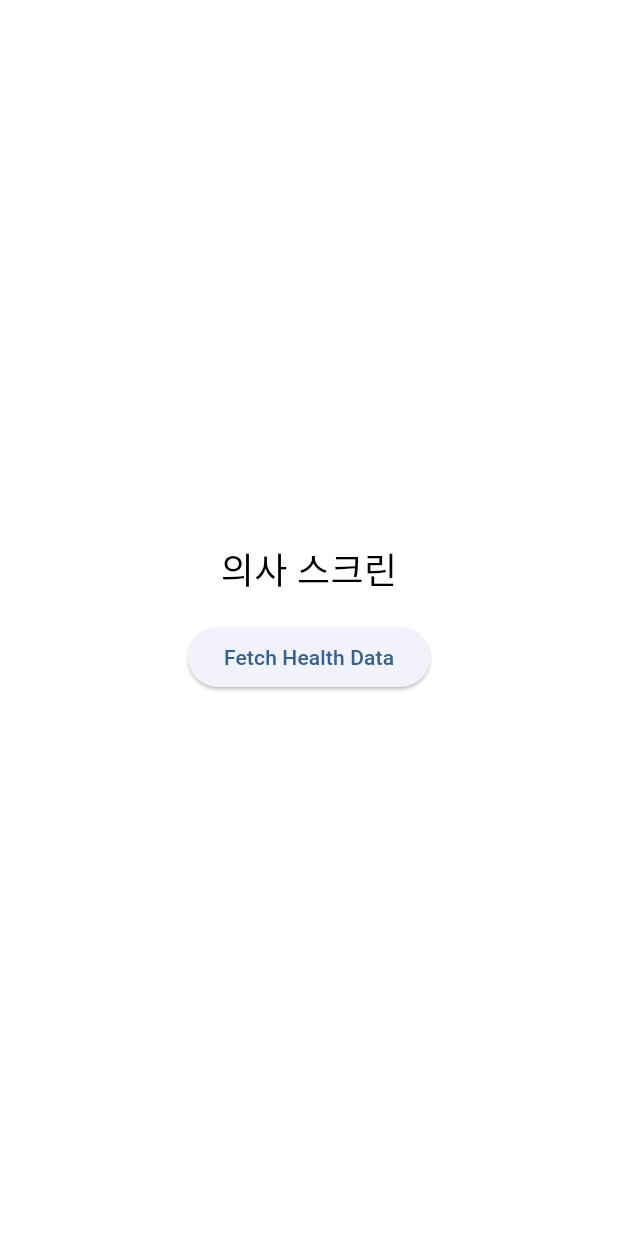
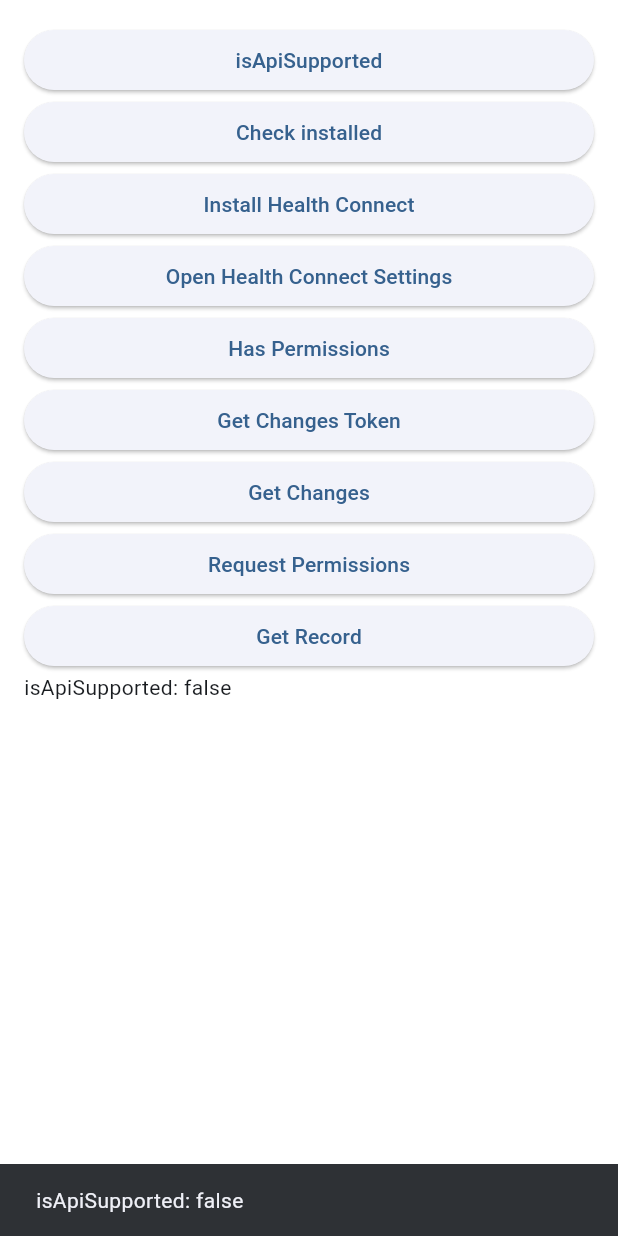
Before and after one commit to sillonjeu/Protector_App, a Flutter app: the screen it shows after launch, after a tap on "Connect to Wear OS", on a phone screen of 412 x 824 dp. Run offline on Flutter 3.47's test engine with Material 3 defaults, Android fonts, the phone set to English and light mode, and no system bars; our stand-ins replace flutter_dotenv, flutter_native_splash, flutter_svg, get; missing offline and left inert: flutter_health_connect, flutter_wear_os_connectivity; Roboto replaces fonts that are missing (Pretendard).

Commit message:
feat: WearOS 연동은 완료

```diff
--- a/lib/main.dart
+++ b/lib/main.dart
@@ -1,7 +1,5 @@
 import 'package:flutter/material.dart';
 import 'package:flutter_dotenv/flutter_dotenv.dart';
-import 'package:get/get.dart';
-import 'package:get/get_core/src/get_main.dart';
 import 'package:intl/date_symbol_data_local.dart';
 import 'main_app.dart';
 
--- a/lib/viewModels/home/wear_os_connectivity_viewmodel.dart
+++ b/lib/viewModels/home/wear_os_connectivity_viewmodel.dart
@@ -12,7 +12,10 @@ class WearOsConnectivityViewModel extends GetxController {
     super.onInit();
     initializeService();
     fetchConnectedDevices();
+
   }
+
+
 
   void initializeService() async {
     await _service.initialize();
--- a/lib/views/doctor/doctor_screen.dart
+++ b/lib/views/doctor/doctor_screen.dart
@@ -14,7 +14,7 @@ class DoctorScreen extends BaseScreen<DoctorViewModel> {
             children: <Widget>[
               Container(
                 color: Colors.white,
-                child: Center(
+                child: const Center(
                   child: Text('의사 스크린', style: TextStyle(color: Colors.black, fontSize: 24)),
                 ),
               ),
--- a/lib/views/home/home_screen.dart
+++ b/lib/views/home/home_screen.dart
@@ -1,6 +1,5 @@
 import 'package:flutter/material.dart';
 import 'package:get/get.dart';
-import 'package:get/get_core/src/get_main.dart';
 import 'package:hanieum/views/home/wear_os_connectivity_screen.dart';
 import '../../models/home_model.dart';
 import '../../utilities/font_system.dart';
@@ -15,7 +14,7 @@ class HomeScreen extends BaseScreen<HomeViewModel> {
     final HomeViewModel viewModel = Get.find<HomeViewModel>();
 
     return Container(
-      decoration: BoxDecoration(
+      decoration: const BoxDecoration(
         gradient: LinearGradient(
           begin: Alignment.topCenter,
           end: Alignment.bottomCenter,
@@ -65,7 +64,7 @@ class HomeScreen extends BaseScreen<HomeViewModel> {
     return Container(
       width: screenWidth - 40,
       decoration: BoxDecoration(
-        gradient: LinearGradient(
+        gradient: const LinearGradient(
           begin: Alignment.topLeft,
           end: Alignment.bottomCenter,
           colors: [
@@ -98,7 +97,7 @@ class HomeScreen extends BaseScreen<HomeViewModel> {
             width: screenWidth - 80,
             padding: const EdgeInsets.symmetric(horizontal: 20, vertical: 10),
             decoration: BoxDecoration(
-              color: Color(0x1AFFFFFF), // 10% 투명도의 흰색
+              color: const Color(0x1AFFFFFF), // 10% 투명도의 흰색
               borderRadius: BorderRadius.circular(16),
             ),
             child: Center( // 텍스트를 컨테이너 내 중앙에 정렬
@@ -124,7 +123,7 @@ class HomeScreen extends BaseScreen<HomeViewModel> {
         borderRadius: BorderRadius.circular(16), // 모서리 둥글게
       ),
       child: ShaderMask(
-        shaderCallback: (bounds) => LinearGradient(
+        shaderCallback: (bounds) => const LinearGradient(
           begin: Alignment.topLeft,
           end: Alignment.bottomCenter,
           colors: [Color(0xFFA295FF), Color(0xFF1C336E)], // 그라데이션 색상
@@ -139,7 +138,7 @@ class HomeScreen extends BaseScreen<HomeViewModel> {
   }
 
   Widget _buildHorizontalListView(BuildContext context, List<DrugDose> drugDoseList) {
-    return Container(
+    return SizedBox(
       height: 200, // 수평 스크롤 뷰의 적절한 높이 설정, 카드와 패딩을 고려하여 조정
       child: PageView.builder(
         controller: PageController(viewportFraction: 0.95), // viewportFraction은 한 번에 보이는 페이지의 비율입니다.
@@ -155,12 +154,12 @@ class HomeScreen extends BaseScreen<HomeViewModel> {
   Widget _buildReminderCard(BuildContext context, DrugDose drugDose) {
     return Container(
       width: MediaQuery.of(context).size.width - 40, // 너비 설정
-      margin: EdgeInsets.symmetric(horizontal: 20, vertical: 10),
+      margin: const EdgeInsets.symmetric(horizontal: 20, vertical: 10),
       decoration: BoxDecoration(
         borderRadius: BorderRadius.circular(16),
         color: Colors.white,
       ),
-      padding: EdgeInsets.all(16),
+      padding: const EdgeInsets.all(16),
       child: Column(
         crossAxisAlignment: CrossAxisAlignment.start,
         children: [
@@ -173,10 +172,10 @@ class HomeScreen extends BaseScreen<HomeViewModel> {
               Image.asset('assets/icons/medicine.png', width: 20, height: 20),
             ],
           ),
-          SizedBox(height: 8),
+          const SizedBox(height: 8),
           Center( // 중앙 정렬을 위해 Center 위젯 사용
             child: ShaderMask(
-              shaderCallback: (bounds) => LinearGradient(
+              shaderCallback: (bounds) => const LinearGradient(
                 colors: [Color(0xFFA295FF), Color(0xFF1C336E)],
                 begin: Alignment.topLeft,
                 end: Alignment.bottomRight,
@@ -206,12 +205,12 @@ class HomeScreen extends BaseScreen<HomeViewModel> {
                     ),
                     Text(
                       drugDose.alarm ? ' 알람 활성' : ' 알람 비활성', // 상태에 따라 텍스트 변경
-                      style: FontSystem.KR15B.copyWith(color: drugDose.alarm ? Colors.green : Color(0xFF949BA7)),
+                      style: FontSystem.KR15B.copyWith(color: drugDose.alarm ? Colors.green : const Color(0xFF949BA7)),
                     ),
                   ],
                 ),
               ),
-              Text('처방 시간: ${drugDose.durationDay}일 전', style: FontSystem.KR15R.copyWith(color: Color(0xFF949BA7))),
+              Text('처방 시간: ${drugDose.durationDay}일 전', style: FontSystem.KR15R.copyWith(color: const Color(0xFF949BA7))),
             ],
           )
         ],
@@ -225,7 +224,7 @@ class HomeScreen extends BaseScreen<HomeViewModel> {
         // GetX의 네비게이션 기능을 사용하여 WearOsConnectivityScreen으로 이동
         Get.to(() => WearOsConnectivityScreen());
       },
-      child: Text('Connect to Wear OS'),
+      child: const Text('Connect to Wear OS'),
     );
   }
 
--- a/lib/views/home/wear_os_connectivity_screen.dart
+++ b/lib/views/home/wear_os_connectivity_screen.dart
@@ -3,7 +3,6 @@ import 'package:flutter_health_connect/flutter_health_connect.dart';
 import 'package:get/get.dart';
 import '../../viewModels/home/wear_os_connectivity_viewmodel.dart';
 import '../base/base_screen.dart';
-
 class WearOsConnectivityScreen extends BaseScreen<WearOsConnectivityViewModel> {
   WearOsConnectivityScreen({super.key});
 
@@ -12,7 +11,7 @@ class WearOsConnectivityScreen extends BaseScreen<WearOsConnectivityViewModel> {
 
   @override
   Widget buildBody(BuildContext context) {
-    return HealthDataPage();
+    return const HealthDataPage();
   }
 
   @override
@@ -31,7 +30,7 @@ class HealthDataPage extends BaseScreen<WearOsConnectivityViewModel> {
       children: <Widget>[
         Expanded(
           child: PageView(
-            children: <Widget>[
+            children: const <Widget>[
               HealthDataContainer(),
               // 다른 컨테이너 추가 가능
             ],
@@ -42,56 +41,49 @@ class HealthDataPage extends BaseScreen<WearOsConnectivityViewModel> {
   }
 }
 
-class HealthDataContainer extends StatelessWidget {
-  HealthDataContainer({super.key});
+class HealthDataContainer extends StatefulWidget {
+  const HealthDataContainer({super.key});
 
+  @override
+  _HealthDataContainerState createState() => _HealthDataContainerState();
+}
+
+class _HealthDataContainerState extends State<HealthDataContainer> {
   final List<HealthConnectDataType> types = [
     HealthConnectDataType.Steps,
     HealthConnectDataType.ExerciseSession,
   ];
 
-  Future<void> _fetchHealthData(BuildContext context) async {
   bool readOnly = true;
   String resultText = '';
   String token = '';
 
-    try {
-      print('Checking if API is supported...');
-      bool isApiSupported = await HealthConnectFactory.isApiSupported();
-      print('API Supported: $isApiSupported');
-
-      print('Checking if Health Connect is available...');
-      bool isAvailable = await HealthConnectFactory.isAvailable();
-      print('Health Connect Available: $isAvailable');
-
-      if (!isAvailable) {
-        print('Installing Health Connect...');
-        await HealthConnectFactory.installHealthConnect();
-        print('Health Connect installation initiated.');
+  @override
+  void initState() {
+    super.initState();
+    _checkApiSupport();
   }
 
-      print('Checking permissions...');
-      bool hasPermissions = await HealthConnectFactory.hasPermissions(types, readOnly: readOnly);
-      print('Has Permissions: $hasPermissions');
-
-      if (!hasPermissions) {
-        print('Requesting permissions...');
-        await HealthConnectFactory.requestPermissions(types, readOnly: readOnly);
-        print('Permissions requested.');
+  Future<void> _checkApiSupport() async {
+    try {
+      var result = await HealthConnectFactory.isApiSupported();
+      setState(() {
+        resultText = 'isApiSupported: $result';
+      });
+      ScaffoldMessenger.of(context).showSnackBar(SnackBar(content: Text(resultText)));
+    } catch (e) {
+      setState(() {
+        resultText = e.toString();
+      });
+      ScaffoldMessenger.of(context).showSnackBar(SnackBar(content: Text(resultText)));
+    }
   }
 
-      print('Fetching changes token...');
-      token = await HealthConnectFactory.getChangesToken(types);
-      print('Token: $token');
-
-      print('Fetching changes...');
-      var changes = await HealthConnectFactory.getChanges(token);
-      print('Changes: $changes');
-
+  Future<void> _fetchHealthData(BuildContext context) async {
+    try {
       var startTime = DateTime.now().subtract(const Duration(days: 4));
       var endTime = DateTime.now();
 
-      print('Fetching records...');
       final requests = <Future>[];
       Map<String, dynamic> typePoints = {};
       for (var type in types) {
@@ -106,10 +98,14 @@ class HealthDataContainer extends StatelessWidget {
       }
       await Future.wait(requests);
 
+      setState(() {
         resultText = '$typePoints';
+      });
       print('All records fetched: $resultText');
     } catch (e) {
+      setState(() {
         resultText = e.toString();
+      });
       print('Error fetching data: $resultText');
     }
 
@@ -121,15 +117,124 @@ class HealthDataContainer extends StatelessWidget {
     return Container(
       color: Colors.white,
       child: Center(
-        child: Column(
-          mainAxisAlignment: MainAxisAlignment.center,
+        child: ListView(
+          padding: const EdgeInsets.all(16),
           children: [
-            Text('의사 스크린', style: TextStyle(color: Colors.black, fontSize: 24)),
-            SizedBox(height: 16),
+            ElevatedButton(
+              onPressed: _checkApiSupport,
+              child: const Text('isApiSupported'),
+            ),
+            ElevatedButton(
+              onPressed: () async {
+                var result = await HealthConnectFactory.isAvailable();
+                setState(() {
+                  resultText = 'isAvailable: $result';
+                });
+                ScaffoldMessenger.of(context).showSnackBar(SnackBar(content: Text(resultText)));
+              },
+              child: const Text('Check installed'),
+            ),
+            ElevatedButton(
+              onPressed: () async {
+                try {
+                  await HealthConnectFactory.installHealthConnect();
+                  setState(() {
+                    resultText = 'Install activity started';
+                  });
+                } catch (e) {
+                  setState(() {
+                    resultText = e.toString();
+                  });
+                }
+                ScaffoldMessenger.of(context).showSnackBar(SnackBar(content: Text(resultText)));
+              },
+              child: const Text('Install Health Connect'),
+            ),
+            ElevatedButton(
+              onPressed: () async {
+                try {
+                  await HealthConnectFactory.openHealthConnectSettings();
+                  setState(() {
+                    resultText = 'Settings activity started';
+                  });
+                } catch (e) {
+                  setState(() {
+                    resultText = e.toString();
+                  });
+                }
+                ScaffoldMessenger.of(context).showSnackBar(SnackBar(content: Text(resultText)));
+              },
+              child: const Text('Open Health Connect Settings'),
+            ),
+            ElevatedButton(
+              onPressed: () async {
+                var result = await HealthConnectFactory.hasPermissions(
+                  types,
+                  readOnly: readOnly,
+                );
+                setState(() {
+                  resultText = 'hasPermissions: $result';
+                });
+                ScaffoldMessenger.of(context).showSnackBar(SnackBar(content: Text(resultText)));
+              },
+              child: const Text('Has Permissions'),
+            ),
+            ElevatedButton(
+              onPressed: () async {
+                try {
+                  token = await HealthConnectFactory.getChangesToken(types);
+                  setState(() {
+                    resultText = 'token: $token';
+                  });
+                } catch (e) {
+                  setState(() {
+                    resultText = e.toString();
+                  });
+                }
+                ScaffoldMessenger.of(context).showSnackBar(SnackBar(content: Text(resultText)));
+              },
+              child: const Text('Get Changes Token'),
+            ),
+            ElevatedButton(
+              onPressed: () async {
+                try {
+                  var result = await HealthConnectFactory.getChanges(token);
+                  setState(() {
+                    resultText = 'changes: $result';
+                  });
+                } catch (e) {
+                  setState(() {
+                    resultText = e.toString();
+                  });
+                }
+                ScaffoldMessenger.of(context).showSnackBar(SnackBar(content: Text(resultText)));
+              },
+              child: const Text('Get Changes'),
+            ),
+            ElevatedButton(
+              onPressed: () async {
+                try {
+                  var result = await HealthConnectFactory.requestPermissions(
+                    types,
+                    readOnly: readOnly,
+                  );
+                  setState(() {
+                    resultText = 'requestPermissions: $result';
+                  });
+                } catch (e) {
+                  setState(() {
+                    resultText = e.toString();
+                  });
+                }
+                ScaffoldMessenger.of(context).showSnackBar(SnackBar(content: Text(resultText)));
+              },
+              child: const Text('Request Permissions'),
+            ),
             ElevatedButton(
               onPressed: () => _fetchHealthData(context),
-              child: const Text('Fetch Health Data'),
+              child: const Text('Get Record'),
             ),
+            Text(resultText),
           ],
         ),
       ),
--- a/lib/views/root/custom_bottom_navigation_bar.dart
+++ b/lib/views/root/custom_bottom_navigation_bar.dart
@@ -78,7 +78,7 @@ class CustomBottomNavigationBar extends BaseWidget<RootViewModel> {
             ? Container(// 선과 아이콘 사이의 간격 조절
           height: 2.0, // 선의 높이
           width: size, // 선의 너비를 아이콘의 크기에 맞추거나 조절
-          color: Color(0xFFA4A3E1), // 선의 색상
+          color: const Color(0xFFA4A3E1), // 선의 색상
         )
             : Container(),
       );
--- a/lib/views/root/root_screen.dart
+++ b/lib/views/root/root_screen.dart
@@ -18,9 +18,9 @@ class RootScreen extends BaseScreen<RootViewModel> {
       () => IndexedStack(
         index: viewModel.selectedIndex,
         children: [
-          HomeScreen(), // 0
-          TelemedicineScreen(), // 1
-          DoctorScreen(), // 2
+          const HomeScreen(), // 0
+          const TelemedicineScreen(), // 1
+          const DoctorScreen(), // 2
           WearOsConnectivityScreen(), // 4
         ],
       ),
--- a/lib/views/telemedicine/telemedicine_screen.dart
+++ b/lib/views/telemedicine/telemedicine_screen.dart
@@ -14,7 +14,7 @@ class TelemedicineScreen extends BaseScreen<TelemedicineViewModel> {
             children: <Widget>[
               Container(
                 color: Colors.white,
-                child: Center(
+                child: const Center(
                   child: Text('진료 내역 스크린', style: TextStyle(color: Colors.black, fontSize: 24)),
                 ),
               ),
```
Also changed, not shown: 6 other files. Lines whose indentation alone changed are shown as unchanged.
